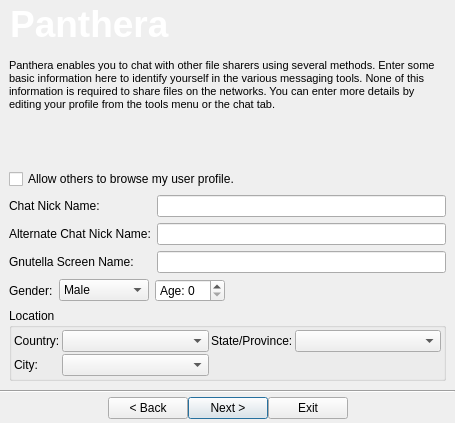
Qt form dialogwizard.ui (quazaa-development-team/Panthera-Project) before a commit.
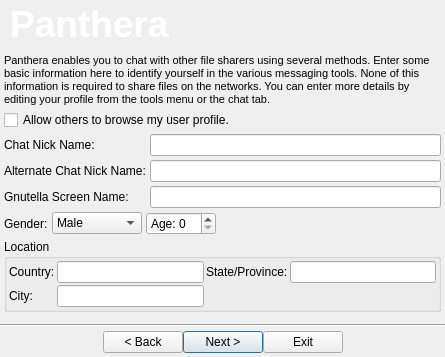
The same form after that commit. The open tabs and pages were chosen to show the change. Icons and pictures are not drawn.

Patch:
```diff
--- a/dialogwizard.ui
+++ b/dialogwizard.ui
@@ -9,10 +9,22 @@
    <rect>
     <x>0</x>
     <y>0</y>
-    <width>455</width>
-    <height>416</height>
+    <width>445</width>
+    <height>357</height>
    </rect>
   </property>
+  <property name="minimumSize">
+   <size>
+    <width>445</width>
+    <height>357</height>
+   </size>
+  </property>
+  <property name="maximumSize">
+   <size>
+    <width>445</width>
+    <height>357</height>
+   </size>
+  </property>
   <property name="windowTitle">
    <string>QuickStart Wizard</string>
   </property>
@@ -612,7 +624,7 @@
        <item row="0" column="0">
         <widget class="QFrame" name="frame_4">
          <property name="sizePolicy">
-          <sizepolicy hsizetype="MinimumExpanding" vsizetype="MinimumExpanding">
+          <sizepolicy hsizetype="MinimumExpanding" vsizetype="Preferred">
            <horstretch>0</horstretch>
            <verstretch>0</verstretch>
           </sizepolicy>
@@ -624,6 +636,12 @@
           <enum>QFrame::Sunken</enum>
          </property>
          <layout class="QGridLayout" name="gridLayout_8">
+          <property name="margin">
+           <number>4</number>
+          </property>
+          <property name="spacing">
+           <number>4</number>
+          </property>
           <item row="2" column="0">
            <layout class="QGridLayout" name="gridLayout_10">
             <item row="1" column="0">
@@ -731,7 +749,7 @@
           <item row="1" column="0">
            <widget class="QLabel" name="labelChatHeader">
             <property name="sizePolicy">
-             <sizepolicy hsizetype="Preferred" vsizetype="MinimumExpanding">
+             <sizepolicy hsizetype="Preferred" vsizetype="Preferred">
               <horstretch>0</horstretch>
               <verstretch>0</verstretch>
              </sizepolicy>
@@ -770,16 +788,6 @@
                </property>
               </widget>
              </item>
-             <item row="0" column="1">
-              <widget class="QComboBox" name="comboBoxCountry">
-               <property name="sizePolicy">
-                <sizepolicy hsizetype="MinimumExpanding" vsizetype="Fixed">
-                 <horstretch>0</horstretch>
-                 <verstretch>0</verstretch>
-                </sizepolicy>
-               </property>
-              </widget>
-             </item>
              <item row="2" column="0">
               <widget class="QLabel" name="labelCity">
                <property name="text">
@@ -787,16 +795,6 @@
                </property>
               </widget>
              </item>
-             <item row="2" column="1">
-              <widget class="QComboBox" name="comboBoxCity">
-               <property name="sizePolicy">
-                <sizepolicy hsizetype="MinimumExpanding" vsizetype="Fixed">
-                 <horstretch>0</horstretch>
-                 <verstretch>0</verstretch>
-                </sizepolicy>
-               </property>
-              </widget>
-             </item>
              <item row="0" column="2">
               <widget class="QLabel" name="labelStateProvince">
                <property name="text">
@@ -804,19 +802,31 @@
                </property>
               </widget>
              </item>
+             <item row="0" column="1">
+              <widget class="QLineEdit" name="lineEditCountry"/>
+             </item>
+             <item row="2" column="1">
+              <widget class="QLineEdit" name="lineEditCity"/>
+             </item>
              <item row="0" column="3">
-              <widget class="QComboBox" name="comboBoxStateProvince">
-               <property name="sizePolicy">
-                <sizepolicy hsizetype="MinimumExpanding" vsizetype="Fixed">
-                 <horstretch>0</horstretch>
-                 <verstretch>0</verstretch>
-                </sizepolicy>
-               </property>
-              </widget>
+              <widget class="QLineEdit" name="lineEditStateProvince"/>
              </item>
             </layout>
            </widget>
           </item>
+          <item row="5" column="0">
+           <spacer name="verticalSpacer_3">
+            <property name="orientation">
+             <enum>Qt::Vertical</enum>
+            </property>
+            <property name="sizeHint" stdset="0">
+             <size>
+              <width>20</width>
+              <height>40</height>
+             </size>
+            </property>
+           </spacer>
+          </item>
          </layout>
         </widget>
        </item>
```
Left out of the diff: 241 changed lines with no effect on the pictures. Lines whose indentation alone changed are shown as unchanged.
